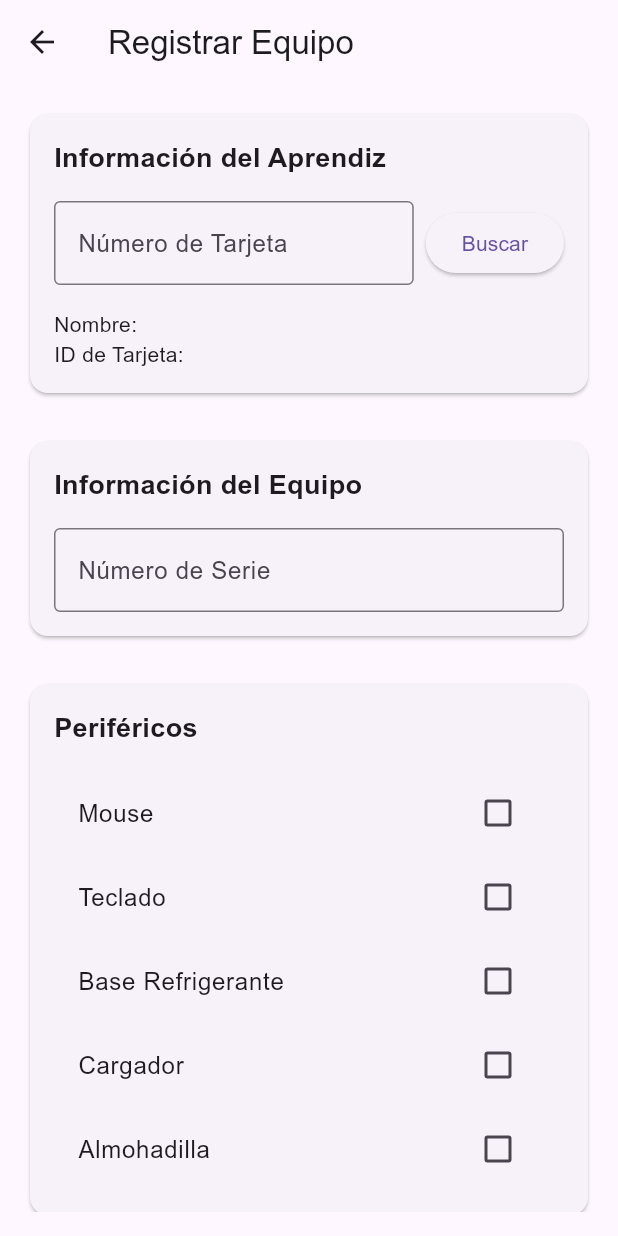
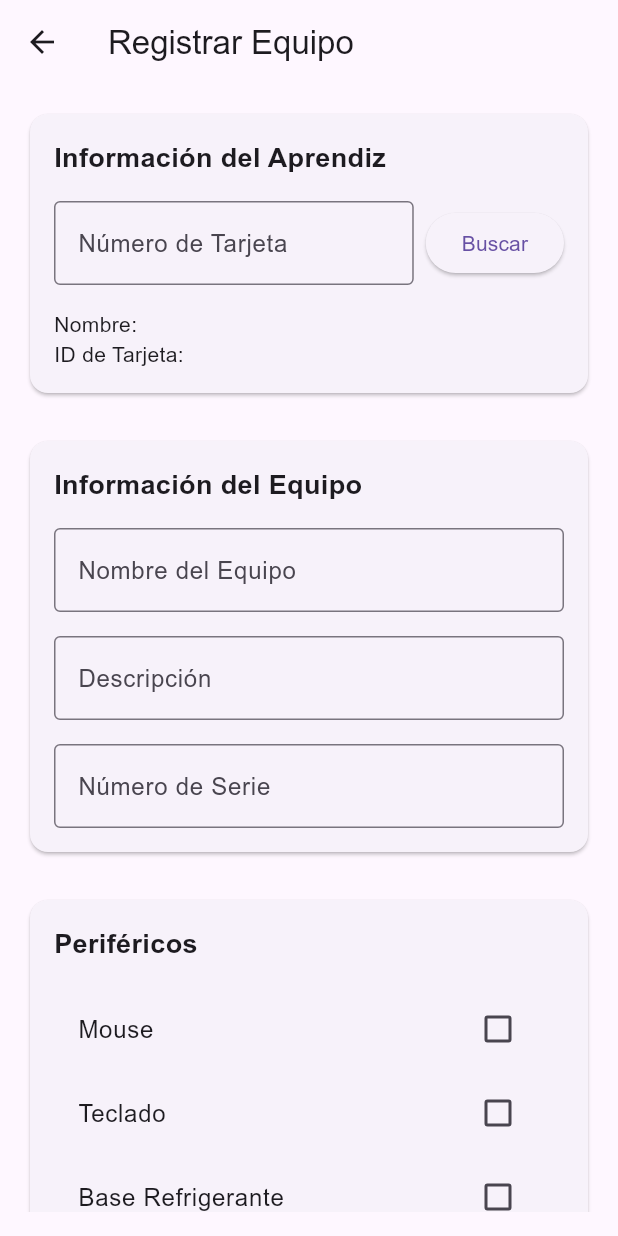
Before and after one commit to DevCat-HGS/ControlSENA, a Flutter app: the RegisterEquipmentScreen screen opened directly, on a phone screen of 412 x 824 dp. Run offline on Flutter 3.47's test engine with Material 3 defaults, Android fonts, the phone set to English and light mode, and no system bars; our stand-ins replace qr_flutter; missing offline and left inert: mobile_scanner; accounts and stored records are empty.

```diff
--- a/lib/models/equipment.dart
+++ b/lib/models/equipment.dart
@@ -2,28 +2,34 @@ import '../models/peripherals.dart';
 
 class Equipment {
   final String id;
-  final String serialNumber;
+  final String name;
+  final String description;
   final String userId; // ID del usuario asignado
   final List<Peripheral> peripherals;
   final String qrCode;
+  final String serialNumber; // Número de serie del equipo
   final DateTime assignmentDate;
 
   Equipment({
     required this.id,
-    required this.serialNumber,
+    required this.name,
+    required this.description,
     required this.userId,
     required this.peripherals,
     required this.qrCode,
+    required this.serialNumber,
     required this.assignmentDate,
   });
 
   Map<String, dynamic> toMap() {
     return {
       '_id': id,
-      'serialNumber': serialNumber,
+      'name': name,
+      'description': description,
       'userId': userId,
       'peripherals': peripherals.map((p) => p.toMap()).toList(),
       'qrCode': qrCode,
+      'serialNumber': serialNumber,
       'assignmentDate': assignmentDate.toIso8601String(),
     };
   }
@@ -31,12 +37,14 @@ class Equipment {
   factory Equipment.fromMap(Map<String, dynamic> map) {
     return Equipment(
       id: map['_id'],
-      serialNumber: map['serialNumber'],
+      name: map['name'],
+      description: map['description'],
       userId: map['userId'],
       peripherals: (map['peripherals'] as List)
           .map((p) => Peripheral.fromMap(p))
           .toList(),
       qrCode: map['qrCode'],
+      serialNumber: map['serialNumber'],
       assignmentDate: DateTime.parse(map['assignmentDate']),
     );
   }
--- a/lib/screens/register_equipment_screen.dart
+++ b/lib/screens/register_equipment_screen.dart
@@ -13,6 +13,8 @@ class RegisterEquipmentScreen extends StatefulWidget {
 
 class _RegisterEquipmentScreenState extends State<RegisterEquipmentScreen> {
   final _formKey = GlobalKey<FormState>();
+  final _nameController = TextEditingController();
+  final _descriptionController = TextEditingController();
   final _serialNumberController = TextEditingController();
   final _cardIdController = TextEditingController();
   User? _selectedUser;
@@ -108,10 +110,12 @@ class _RegisterEquipmentScreenState extends State<RegisterEquipmentScreen> {
 
         final equipment = Equipment(
           id: '', // MongoDB generará el ID
-          serialNumber: _serialNumberController.text,
+          name: _nameController.text,
+          description: _descriptionController.text,
           userId: _selectedUser!.id,
           peripherals: peripherals,
           qrCode: qrCode,
+          serialNumber: _serialNumberController.text,
           assignmentDate: DateTime.now(),
         );
 
@@ -232,10 +236,37 @@ class _RegisterEquipmentScreenState extends State<RegisterEquipmentScreen> {
                           ),
                         ),
                         SizedBox(height: 16),
-                        Row(
+                        Column(
                           children: [
-                            Expanded(
-                              child: TextFormField(
+                            TextFormField(
+                              controller: _nameController,
+                              decoration: InputDecoration(
+                                labelText: 'Nombre del Equipo',
+                                border: OutlineInputBorder(),
+                              ),
+                              validator: (value) {
+                                if (value == null || value.isEmpty) {
+                                  return 'Por favor ingrese el nombre del equipo';
+                                }
+                                return null;
+                              },
+                            ),
+                            SizedBox(height: 16),
+                            TextFormField(
+                              controller: _descriptionController,
+                              decoration: InputDecoration(
+                                labelText: 'Descripción',
+                                border: OutlineInputBorder(),
+                              ),
+                              validator: (value) {
+                                if (value == null || value.isEmpty) {
+                                  return 'Por favor ingrese una descripción';
+                                }
+                                return null;
+                              },
+                            ),
+                            SizedBox(height: 16),
+                            TextFormField(
                               controller: _serialNumberController,
                               decoration: InputDecoration(
                                 labelText: 'Número de Serie',
@@ -247,7 +278,6 @@ class _RegisterEquipmentScreenState extends State<RegisterEquipmentScreen> {
                                 }
                                 return null;
                               },
-                              ),
                             ),
                           ],
                         ),
```
Lines whose indentation alone changed are shown as unchanged.
